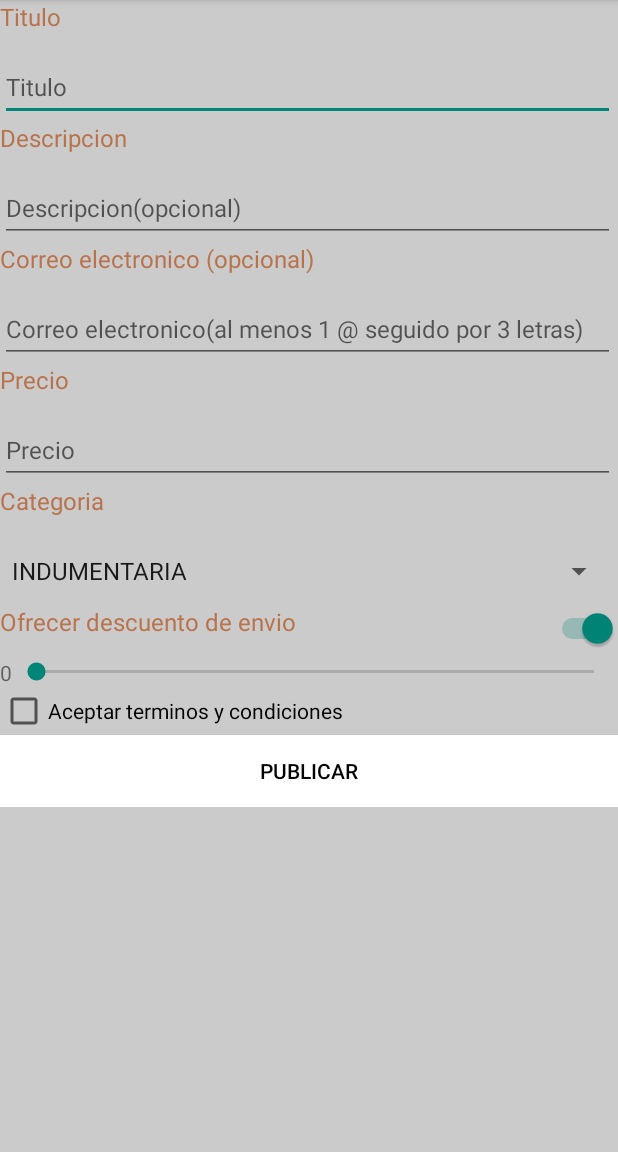
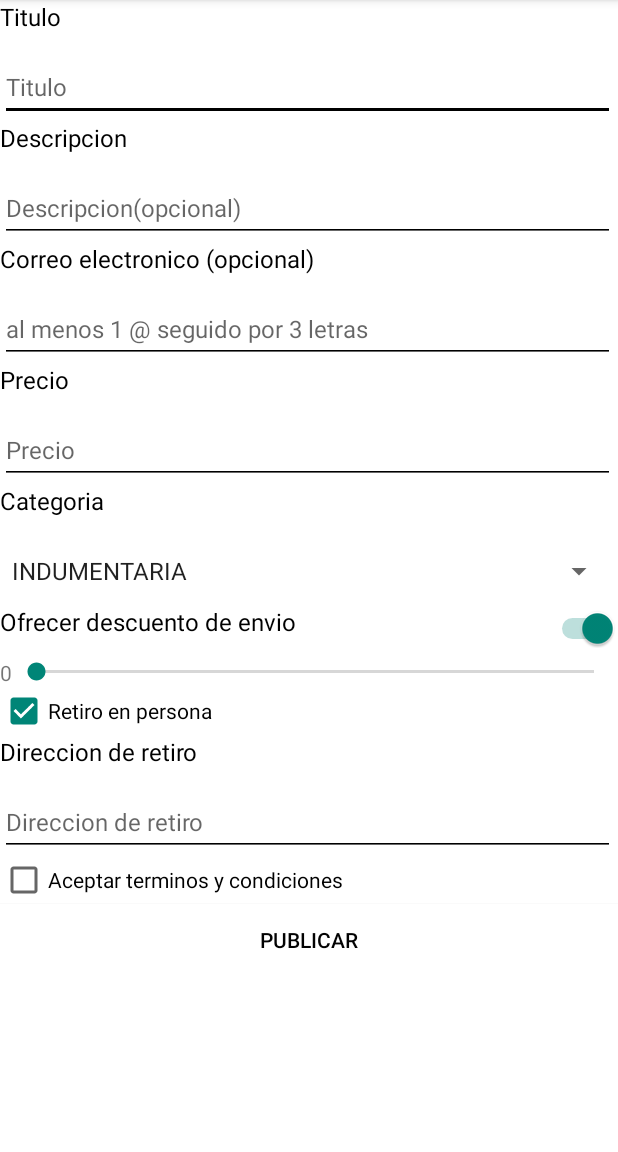
Before and after one commit to maty670/TPs, an Android app: the screen it shows after launch (MainActivity), after a tap on "PUBLICAR", on a phone screen of 412 x 824 dp, the part 84-1236 px from its top. Run offline under Robolectric (Android 15) with nearby library versions, the phone set to English and light mode, and no system bars; 3 other taps on this screen came first.

Commit message:
Agregado Checkbox de retiro con las validaciones. Lab1 completado

```diff
--- a/app/src/main/java/com/example/compraventa/MainActivity.java
+++ b/app/src/main/java/com/example/compraventa/MainActivity.java
@@ -12,16 +12,21 @@ import android.widget.Switch;
 import android.widget.TextView;
 import android.widget.Toast;
 
+import java.util.regex.Pattern;
+
 public class MainActivity extends AppCompatActivity {
 
     public EditText txtTitulo;
     public EditText txtDescripcion;
     public EditText txtCorreo;
     public EditText txtPrecio;
+    public TextView Retiro;
+    public EditText txtRetiro;
     public Spinner SpinnerCategorias;
     public TextView txtDescuento;
     public Switch SwitchDescuento;
     public SeekBar SeekBarDescuento;
+    public CheckBox CheckBoxRetiro;
     public CheckBox CheckBoxTerminos;
     public Button BtnAceptar;
 
@@ -35,38 +40,67 @@ public class MainActivity extends AppCompatActivity {
         txtCorreo = findViewById(R.id.editCorreo);
         txtPrecio = findViewById(R.id.editPrecio);
         SpinnerCategorias = findViewById(R.id.spinnerCategoria);
-        BtnAceptar = findViewById(R.id.buttonAceptar);
         SeekBarDescuento = findViewById(R.id.seekBarDescuento);
         txtDescuento = findViewById(R.id.textViewDescuento);
         SwitchDescuento = findViewById(R.id.switchDescuento);
+        CheckBoxRetiro = findViewById(R.id.checkBoxRetiro);
+        Retiro =findViewById(R.id.txtRetiro);
+        txtRetiro = findViewById(R.id.editRetiro);
         CheckBoxTerminos = findViewById(R.id.checkBoxTerminos);
         BarraDescuentos(SeekBarDescuento);
+        BtnAceptar = findViewById(R.id.buttonAceptar);
 
 
     }
 
     public void ValidarCampos(View view) {
+
         String Titulo = txtTitulo.getText().toString();
-        String Precio = txtPrecio.getText().toString();
+        String Descripcion= txtDescripcion.getText().toString();
         String Correo = txtCorreo.getText().toString();
+        String Precio= txtPrecio.getText().toString();
+        String Retiro= txtRetiro.getText().toString();
+
+
+        Boolean TituloVacio = txtTitulo.getText().toString().equals("");
+        Boolean DescripcionVacio = txtDescripcion.getText().toString().equals("");
+        Boolean PrecioVacio = txtPrecio.getText().toString().equals("");
+        Boolean CorreoVacio = txtCorreo.getText().toString().equals("");
+        Boolean RetiroVacio = txtRetiro.getText().toString().equals("");
+
+
+        Boolean Titulovalido = Pattern.matches("[a-zA-Z0-9,. ]+",Titulo);
+        Boolean Descripcionvalido = Pattern.matches("[a-zA-Z0-9,. ]+",Descripcion);
+        Boolean RetiroValido = Pattern.matches("[a-zA-Z0-9,. ]+",Retiro);
+
+
         Boolean DescuentoCheck = SwitchDescuento.isChecked();
         Boolean DescuentoNoCheck = !SwitchDescuento.isChecked();
         int Descuento = SeekBarDescuento.getProgress();
+
+        Boolean RetiroCheck = CheckBoxRetiro.isChecked();
+        Boolean RetiroNoCheck = CheckBoxRetiro.isChecked();
+
         Boolean TerminosCheck = CheckBoxTerminos.isChecked();
         Boolean TerminosNoCheck = !CheckBoxTerminos.isChecked();
 
 
-        if (Titulo.equals("") | Precio.equals(""))
-            Toast.makeText(this,"Campos Titulo y Precio no pueden estar vacios", Toast.LENGTH_SHORT).show();
+
+
+        if (TituloVacio | PrecioVacio | (RetiroCheck & RetiroVacio ))
+            Toast.makeText(this,"Titulo, Precio y Retiro no pueden estar vacios", Toast.LENGTH_SHORT).show();
         else if(Integer.parseInt(Precio)<=0)
             Toast.makeText(this, "El precio debe ser mayor a 0", Toast.LENGTH_SHORT).show();
-        else if(Correo.length()>0 & (!(Correo.contains("@")) | !(Correo.lastIndexOf("@")<Correo.length()-3))) {
+        else if(!CorreoVacio & (!(Correo.contains("@")) | !(Correo.lastIndexOf("@")<Correo.length()-3)))
             Toast.makeText(this, "Correo debe contener al menos 1 @ seguido de 3 letras", Toast.LENGTH_SHORT).show();
-        }
-        else if(DescuentoCheck & Descuento==0){
+        else if (!Titulovalido | (!DescripcionVacio & !Descripcionvalido) | (RetiroCheck & !RetiroValido & !RetiroVacio))
+            Toast.makeText(this, "TEXTO INVALIDO: solo se permiten letras(mayusculas o minusculas), numeros, comas, puntos o saltos de linea", Toast.LENGTH_LONG).show();
+        else if(DescuentoCheck & Descuento<=0)
             Toast.makeText(this, "Descuento debe ser mayor a 0%", Toast.LENGTH_SHORT).show();
-        }else if (TerminosNoCheck)
+        else if (TerminosNoCheck)
             Toast.makeText(this, "Debe aceptar los terminos y condiciones", Toast.LENGTH_SHORT).show();
+
+
 
     }
 
@@ -80,6 +114,20 @@ public class MainActivity extends AppCompatActivity {
             txtDescuento.setVisibility(View.GONE);
         }
     }
+
+    public void ActivarRetiro(View view) {
+        if (CheckBoxRetiro.isChecked()) {
+            Retiro.setVisibility(View.VISIBLE);
+            txtRetiro.setVisibility(View.VISIBLE);
+        }
+        else{
+            Retiro.setVisibility(View.GONE);
+            txtRetiro.setVisibility(View.GONE);
+        }
+    }
+
+
+
 
     public void BarraDescuentos(View view) {
             {
--- a/app/src/main/res/layout/activity_main.xml
+++ b/app/src/main/res/layout/activity_main.xml
@@ -30,6 +30,7 @@
                 android:id="@+id/editTitulo"
                 android:layout_width="@dimen/inputWidth"
                 android:layout_height="@dimen/inputHeight"
+                android:backgroundTint="@color/inputColorHint"
                 android:hint="@string/TituloHint"
                 android:textColor="@color/inputColor"
                 android:textSize="@dimen/txtSize" />
@@ -47,6 +48,7 @@
                 android:layout_width="@dimen/inputWidth"
                 android:layout_height="@dimen/inputHeight"
                 android:hint="@string/DescripcionHint"
+                android:backgroundTint="@color/inputColorHint"
                 android:inputType="textMultiLine"
                 android:textColor="@color/inputColor"
                 android:textSize="@dimen/txtSize" />
@@ -64,6 +66,7 @@
                 android:layout_width="@dimen/inputWidth"
                 android:layout_height="@dimen/inputHeight"
                 android:hint="@string/CorreoHint"
+                android:backgroundTint="@color/inputColorHint"
                 android:inputType="textEmailAddress"
                 android:textColor="@color/inputColor"
                 android:textSize="@dimen/txtSize"
@@ -82,6 +85,7 @@
                 android:layout_width="@dimen/inputWidth"
                 android:layout_height="@dimen/inputHeight"
                 android:hint="@string/PrecioHint"
+                android:backgroundTint="@color/inputColorHint"
                 android:inputType="number"
                 android:textColor="@color/inputColor"
                 android:textSize="@dimen/txtSize" />
@@ -99,8 +103,7 @@
                 android:layout_width="@dimen/inputWidth"
                 android:layout_height="@dimen/inputHeight"
                 android:entries="@array/Categorias"
-                android:text="Seleccione Categoria"
-                android:spinnerMode="dropdown" />
+                android:text="Seleccione Categoria" />
 
             <LinearLayout
                 android:layout_width="match_parent"
@@ -145,6 +148,32 @@
             </LinearLayout>
 
             <CheckBox
+                android:id="@+id/checkBoxRetiro"
+                android:layout_width="match_parent"
+                android:layout_height="match_parent"
+                android:onClick="ActivarRetiro"
+                android:text="@string/Retiro" />
+
+            <TextView
+                android:id="@+id/txtRetiro"
+                android:layout_width="@dimen/txtWidth"
+                android:layout_height="@dimen/txtHeight"
+                android:text="@string/DirRetiro"
+                android:textColor="@color/txtColor"
+                android:textSize="@dimen/txtSize"
+                android:visibility="gone" />
+
+            <EditText
+                android:id="@+id/editRetiro"
+                android:layout_width="@dimen/inputWidth"
+                android:layout_height="@dimen/inputHeight"
+                android:hint="@string/RetiroHint"
+                android:backgroundTint="@color/inputColorHint"
+                android:textColor="@color/inputColor"
+                android:textSize="@dimen/txtSize"
+                android:visibility="gone" />
+
+            <CheckBox
                 android:id="@+id/checkBoxTerminos"
                 android:layout_width="match_parent"
                 android:layout_height="match_parent"
--- a/app/src/main/res/values/colors.xml
+++ b/app/src/main/res/values/colors.xml
@@ -1,10 +1,12 @@
 <?xml version="1.0" encoding="utf-8"?>
 <resources>
 
-    <color name="Fondo">#546C6B6B</color>
+    <color name="Fondo">#FFFFFF</color>
 
-    <color name="txtColor">#B8734D</color>
-    <color name="inputColor">#FFFFFF</color>
+    <color name="txtColor">#000000</color>
+    <color name="inputColor">#111F71</color>
+    <color name="inputColorHint">#000000</color>
+
 
     <color name="txtBotonColor">#020202</color>
     <color name="botonColor">#FFFFFF</color>
--- a/app/src/main/res/values/strings.xml
+++ b/app/src/main/res/values/strings.xml
@@ -14,8 +14,9 @@
 
     <string name="TituloHint">Titulo</string>
     <string name="DescripcionHint">Descripcion(opcional)</string>
-    <string name="CorreoHint">Correo electronico(al menos 1 @ seguido por 3 letras)</string>
+    <string name="CorreoHint">al menos 1 @ seguido por 3 letras</string>
     <string name="PrecioHint">Precio</string>
+    <string name="RetiroHint">Direccion de retiro</string>
 
 
     <string-array name="Categorias">
```
